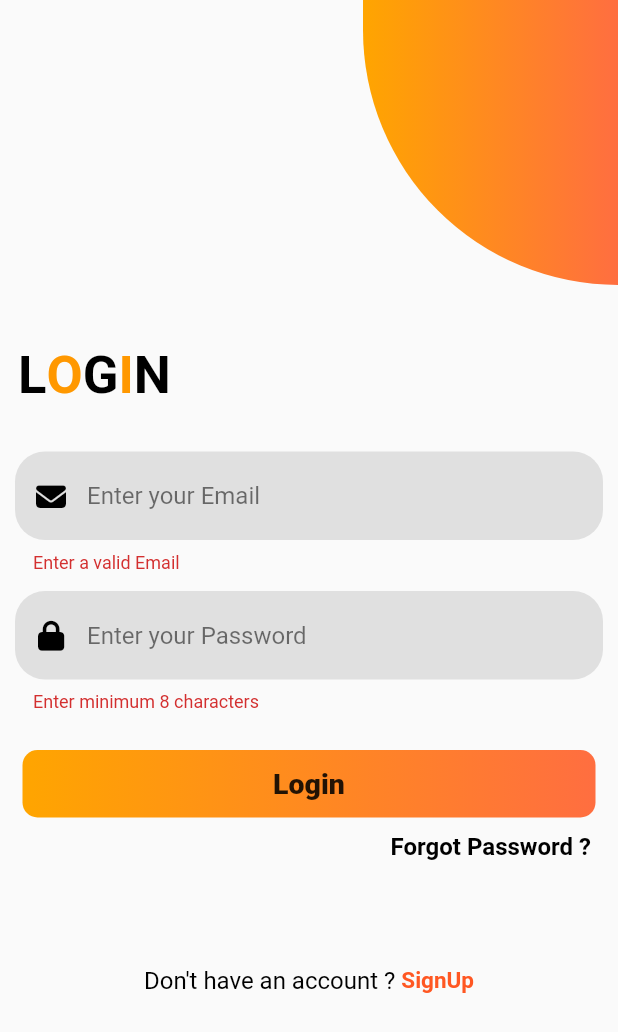
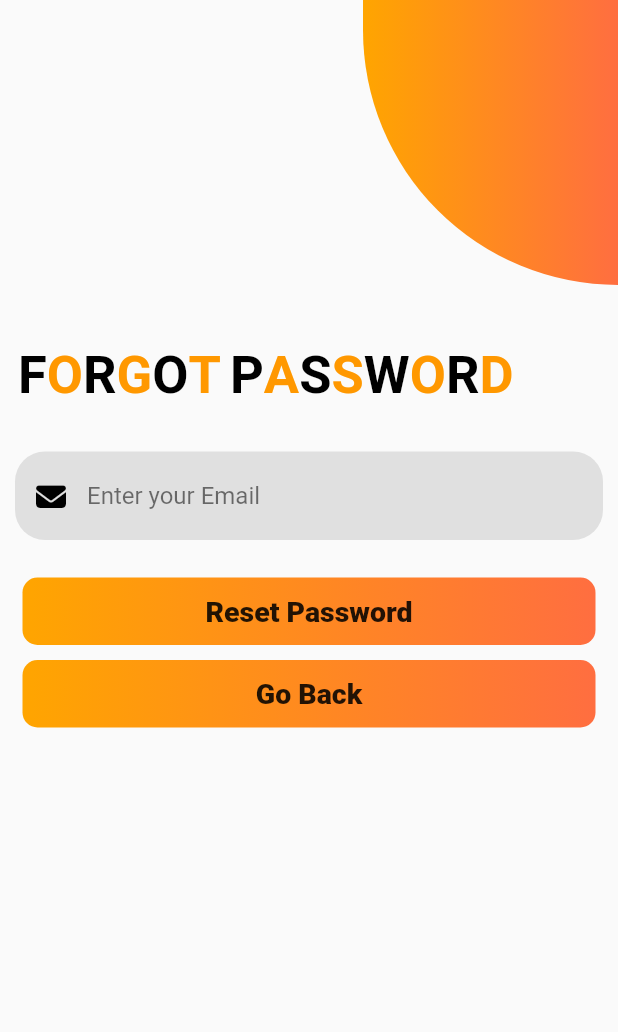
Before and after one commit to SherazJamil/Chat-app-in-FLutter-with-Firebase, a Flutter app: the screen it shows after launch, after a tap on "Login", after a tap on "Forgot Password ?", on a phone screen of 412 x 824 dp. Shown: the top 1032 px of the screen. Run offline on Flutter 3.47's test engine with Material 2 defaults, Android fonts, the phone set to English and light mode, and no system bars; our stand-ins replace cloud_firestore, email_validator, firebase_auth, firebase_core, flutter_spinkit, font_awesome_flutter and 2 more; missing offline and left inert: splash_screen_view; accounts and stored records are empty.

Commit message:
Forgot Password with Firebase done

```diff
--- a/lib/Authentication Methods/Methods.dart
+++ b/lib/Authentication Methods/Methods.dart
@@ -14,6 +14,7 @@ Future<User?> createAccount(String name, String email, String password) async {
 
    if(user != null) {
      print("Account created Successfully");
+     user.updateProfile(displayName: name);
 
      await firestore.collection('users').doc(auth.currentUser!.uid).set({
        "name": name,
--- /dev/null
+++ b/lib/Login & SignUp/ForgotPassword.dart
@@ -0,0 +1,340 @@
+import 'package:chat_app/Login%20&%20SignUp/Login.dart';
+import 'package:email_validator/email_validator.dart';
+import 'package:firebase_auth/firebase_auth.dart';
+import 'package:flutter/material.dart';
+import 'package:flutter_spinkit/flutter_spinkit.dart';
+import 'package:font_awesome_flutter/font_awesome_flutter.dart';
+
+class Forgot extends StatefulWidget {
+  const Forgot({Key? key}) : super(key: key);
+
+  @override
+  State<Forgot> createState() => _ForgotState();
+}
+
+class _ForgotState extends State<Forgot> {
+  final emailEditingController = TextEditingController();
+  final GlobalKey<FormState> formkey = GlobalKey<FormState>();
+
+  Future resetPassword() async {
+    showDialog(
+      barrierDismissible: false,
+      context: context,
+      builder: (context) => Container(
+      height:50,
+      width: 50,
+      child: const SpinKitChasingDots(
+        color: Colors.deepOrange,
+      ),
+    ),
+    );
+    try {
+      await FirebaseAuth.instance
+          .sendPasswordResetEmail(email: emailEditingController.text.trim());
+      final snackBar = SnackBar(
+        shape: OutlineInputBorder(
+          borderRadius: BorderRadius.circular(10),
+        ),
+        duration: const Duration(seconds: 2),
+        margin: const EdgeInsets.all(15),
+        content: const Text(
+          'Reset Password Email has been sent',
+          style: TextStyle(
+              fontWeight: FontWeight.bold,
+              fontSize: 20,
+              color: Colors.white),
+        ),
+        backgroundColor: Colors.deepOrange,
+      );
+      ScaffoldMessenger.of(context)
+          .showSnackBar(snackBar);
+      Navigator.of(context).pop();
+    } on FirebaseAuthException catch(e) {
+      print(e);
+      final snackBar = SnackBar(
+        shape: OutlineInputBorder(
+          borderRadius: BorderRadius.circular(10),
+        ),
+        duration: const Duration(seconds: 2),
+        margin: const EdgeInsets.all(15),
+        content: const Text(
+          'Error Occured',
+          style: TextStyle(
+              fontWeight: FontWeight.bold,
+              fontSize: 20,
+              color: Colors.white),
+        ),
+        backgroundColor: Colors.deepOrange,
+      );
+      ScaffoldMessenger.of(context)
+          .showSnackBar(snackBar);
+      Navigator.of(context).pop();
+    }
+  }
+
+  @override
+  void dispose() {
+    emailEditingController.dispose();
+    super.dispose();
+  }
+
+  @override
+  Widget build(BuildContext context) {
+    return Scaffold(
+      body: SafeArea(
+        child: Container(
+          width: double.infinity,
+          height: double.infinity,
+          child: ListView(
+            children: [
+              Align(
+                alignment: Alignment.topRight,
+                child: Container(
+                  height: 190,
+                  width: 170,
+                  decoration: const BoxDecoration(
+                    borderRadius: BorderRadius.only(
+                        bottomLeft: Radius.elliptical(400, 400)),
+                    gradient: LinearGradient(
+                        colors: [Color(0xffffa500), Colors.deepOrangeAccent]),
+                  ),
+                ),
+              ),
+              const SizedBox(
+                height: 40,
+              ),
+              Padding(
+                padding: const EdgeInsets.only(left: 12.0),
+                child: Row(
+                  children: const [
+                    Align(
+                      alignment: Alignment.topLeft,
+                      child: Text(
+                        "F",
+                        style: TextStyle(
+                          color: Colors.black,
+                          fontWeight: FontWeight.bold,
+                          fontSize: 35,
+                        ),
+                      ),
+                    ),
+                    Text(
+                      "O",
+                      style: TextStyle(
+                        color: Colors.orange,
+                        fontWeight: FontWeight.bold,
+                        fontSize: 35,
+                      ),
+                    ),
+                    Text(
+                      "R",
+                      style: TextStyle(
+                        color: Colors.black,
+                        fontWeight: FontWeight.bold,
+                        fontSize: 35,
+                      ),
+                    ),
+                    Text(
+                      "G",
+                      style: TextStyle(
+                        color: Colors.orange,
+                        fontWeight: FontWeight.bold,
+                        fontSize: 35,
+                      ),
+                    ),
+                    Text(
+                      "O",
+                      style: TextStyle(
+                        color: Colors.black,
+                        fontWeight: FontWeight.bold,
+                        fontSize: 35,
+                      ),
+                    ),
+                    Text(
+                      "T",
+                      style: TextStyle(
+                        color: Colors.orange,
+                        fontWeight: FontWeight.bold,
+                        fontSize: 35,
+                      ),
+                    ),
+                    SizedBox(
+                      width: 6,
+                    ),
+                    Text(
+                      "P",
+                      style: TextStyle(
+                        color: Colors.black,
+                        fontWeight: FontWeight.bold,
+                        fontSize: 35,
+                      ),
+                    ),
+                    Text(
+                      "A",
+                      style: TextStyle(
+                        color: Colors.orange,
+                        fontWeight: FontWeight.bold,
+                        fontSize: 35,
+                      ),
+                    ),
+                    Text(
+                      "S",
+                      style: TextStyle(
+                        color: Colors.black,
+                        fontWeight: FontWeight.bold,
+                        fontSize: 35,
+                      ),
+                    ),
+                    Text(
+                      "S",
+                      style: TextStyle(
+                        color: Colors.orange,
+                        fontWeight: FontWeight.bold,
+                        fontSize: 35,
+                      ),
+                    ),
+                    Text(
+                      "W",
+                      style: TextStyle(
+                        color: Colors.black,
+                        fontWeight: FontWeight.bold,
+                        fontSize: 35,
+                      ),
+                    ),
+                    Text(
+                      "O",
+                      style: TextStyle(
+                        color: Colors.orange,
+                        fontWeight: FontWeight.bold,
+                        fontSize: 35,
+                      ),
+                    ),
+                    Text(
+                      "R",
+                      style: TextStyle(
+                        color: Colors.black,
+                        fontWeight: FontWeight.bold,
+                        fontSize: 35,
+                      ),
+                    ),
+                    Text(
+                      "D",
+                      style: TextStyle(
+                        color: Colors.orange,
+                        fontWeight: FontWeight.bold,
+                        fontSize: 35,
+                      ),
+                    ),
+                  ],
+                ),
+              ),
+              const SizedBox(
+                height: 30,
+              ),
+              Form(
+                key: formkey,
+                autovalidateMode: AutovalidateMode.onUserInteraction,
+                child: Column(
+                  children: [
+                    Padding(
+                      padding: const EdgeInsets.symmetric(horizontal: 10.0),
+                      child: TextFormField(
+                        controller: emailEditingController,
+                        decoration: InputDecoration(
+                            hintText: "Enter your Email",
+                            hintStyle: const TextStyle(
+                              color: Colors.black54,
+                            ),
+                            fillColor: Colors.grey.shade300,
+                            filled: true,
+                            prefixIcon: const Icon(
+                              FontAwesomeIcons.solidEnvelope,
+                              color: Colors.black,
+                              size: 20,
+                            ),
+                            border: OutlineInputBorder(
+                              borderRadius: BorderRadius.circular(20),
+                              borderSide: BorderSide.none,
+                            )),
+                        validator: (email) => email != null &&
+                            !EmailValidator.validate(email)
+                            ? 'Enter a valid Email'
+                            : null,
+                      ),
+                    ),
+                    const SizedBox(
+                      height: 25.0,
+                    ),
+                    Padding(
+                      padding: const EdgeInsets.symmetric(horizontal: 15.0),
+                      child: InkWell(
+                        onTap: () {
+                          resetPassword();
+                          Navigator.push(
+                              context, MaterialPageRoute(builder: (_) => const Loginscreen() ));
+                        },
+                        child: Container(
+                          height: 45,
+                          width: MediaQuery.of(context).size.width,
+                          decoration: BoxDecoration(
+                            borderRadius: BorderRadius.circular(10),
+                            gradient: const LinearGradient(colors: [
+                              Color(0xffffa500),
+                              Colors.deepOrangeAccent,
+                            ]),
+                          ),
+                          child: const Align(
+                            alignment: Alignment.center,
+                            child: Text(
+                              "Reset Password",
+                              style: TextStyle(
+                                  color: Colors.black87,
+                                  fontWeight: FontWeight.w900,
+                                  fontSize: 19),
+                            ),
+                          ),
+                        ),
+                      ),
+                    ),
+                    const SizedBox(
+                      height: 10,
+                    ),
+                    Padding(
+                      padding: const EdgeInsets.symmetric(horizontal: 15.0),
+                      child: InkWell(
+                        onTap: () {
+                          Navigator.pop(context);
+                        },
+                        child: Container(
+                          height: 45,
+                          width: MediaQuery.of(context).size.width,
+                          decoration: BoxDecoration(
+                            borderRadius: BorderRadius.circular(10),
+                            gradient: const LinearGradient(colors: [
+                              Color(0xffffa500),
+                              Colors.deepOrangeAccent,
+                            ]),
+                          ),
+                          child: const Align(
+                            alignment: Alignment.center,
+                            child: Text(
+                              "Go Back",
+                              style: TextStyle(
+                                  color: Colors.black87,
+                                  fontWeight: FontWeight.w900,
+                                  fontSize: 19),
+                            ),
+                          ),
+                        ),
+                      ),
+                    ),
+                  ],
+                ),
+              ),
+            ],
+          ),
+        ),
+      ),
+    );
+  }
+}
--- a/lib/Login & SignUp/Login.dart
+++ b/lib/Login & SignUp/Login.dart
@@ -1,3 +1,4 @@
+import 'package:chat_app/Login%20&%20SignUp/ForgotPassword.dart';
 import 'package:chat_app/Login%20&%20SignUp/SignUp.dart';
 import 'package:chat_app/Screens/ChatHome.dart';
 import 'package:email_validator/email_validator.dart';
@@ -256,7 +257,10 @@ class _LoginscreenState extends State<Loginscreen> {
                             height: 10.0,
                           ),
                           InkWell(
-                            onTap: () {},
+                            onTap: () {
+                              Navigator.push(
+                                  context, MaterialPageRoute(builder: (_) => const Forgot() ));
+                            },
                             child: const Padding(
                               padding: EdgeInsets.only(right: 18.0),
                               child: Align(
--- a/lib/main.dart
+++ b/lib/main.dart
@@ -5,7 +5,7 @@ import 'package:flutter/services.dart';
 
 Future main() async {
   WidgetsFlutterBinding.ensureInitialized();
-  Firebase.initializeApp();
+  await Firebase.initializeApp();
   runApp(const MyApp());
 }
 
```
Also changed, not shown: lib/Screens/ChatHome.dart (+38 -9 lines), lib/Screens/Conversation.dart (+72 -131 lines).
